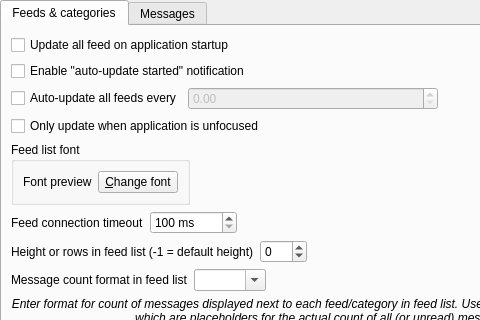
martinrotter/rssguard, file src/librssguard/gui/settings/settingsfeedsmessages.ui: the form before one commit; both pictures show x 0 to 480 and y 0 to 320 of the 651 by 478 pixel window.
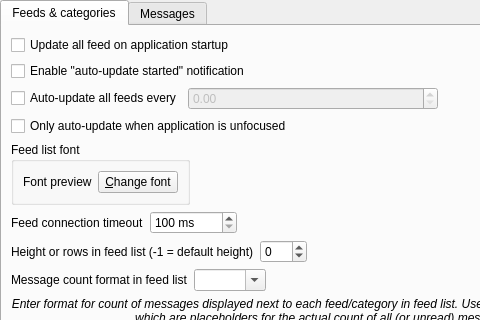
The form after the commit. Custom widgets are drawn as their Qt base class.

```diff
--- a/src/librssguard/gui/settings/settingsfeedsmessages.ui
+++ b/src/librssguard/gui/settings/settingsfeedsmessages.ui
@@ -202,7 +202,7 @@
        <item row="3" column="0">
         <widget class="QCheckBox" name="m_checkAutoUpdateOnlyUnfocused">
          <property name="text">
-          <string>Only update when application is unfocused</string>
+          <string>Only auto-update when application is unfocused</string>
          </property>
         </widget>
        </item>
```
